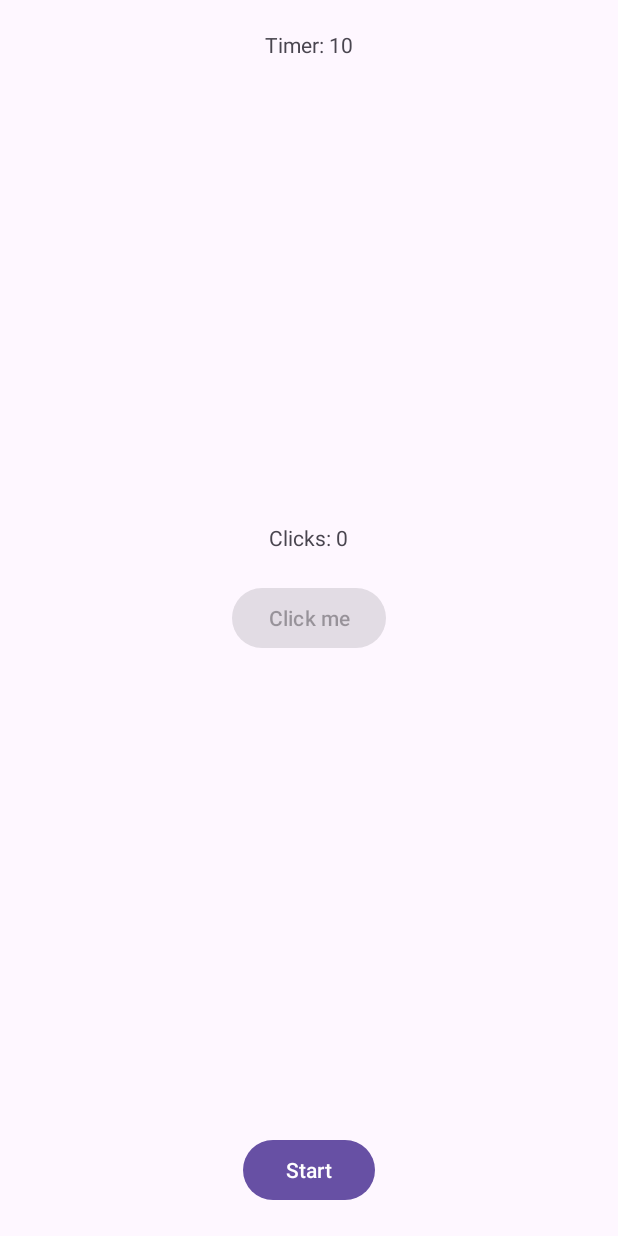
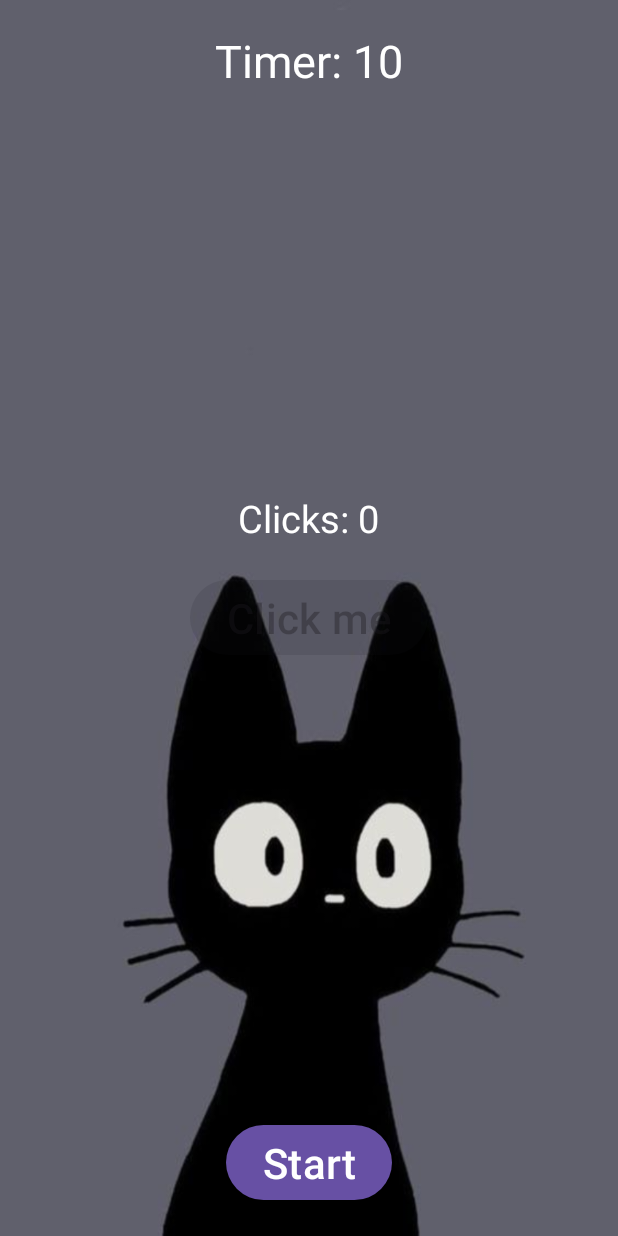
Before and after one commit to PransLoren/France-Opu-an-block3-Activity1, an Android app: the screen it shows after launch (MainActivity), on a phone screen of 412 x 824 dp. Run offline under Robolectric (Android 15) with nearby library versions, the phone set to English and light mode, and no system bars.

Commit message:
UI design improved.

```diff
--- a/app/src/main/res/layout/activity_main.xml
+++ b/app/src/main/res/layout/activity_main.xml
@@ -5,11 +5,13 @@
     android:layout_width = "match_parent"
     android:layout_height="match_parent"
     android:padding="20dp"
+    android:background = "@drawable/bgpic"
     tools:context=".MainActivity">
 
 
     <Button
         android:id="@+id/btn_start"
+        android:textSize="28sp"
         android:layout_width="wrap_content"
         android:layout_height="wrap_content"
         android:layout_alignParentBottom="true"
@@ -20,6 +22,7 @@
 
     <Button
         android:id="@+id/btn_click"
+        android:textSize="28sp"
         android:layout_width="wrap_content"
         android:layout_height="wrap_content"
         android:layout_centerInParent="true"
@@ -28,6 +31,8 @@
 
     <TextView
         android:id="@+id/timer"
+        android:textSize="30sp"
+        android:textColor="@color/white"
         android:layout_width="wrap_content"
         android:layout_height="wrap_content"
         android:layout_alignParentTop="true"
@@ -37,6 +42,8 @@
 
     <TextView
         android:id="@+id/clicks"
+        android:textColor="@color/white"
+        android:textSize="25sp"
         android:layout_above="@id/btn_click"
         android:layout_marginBottom="20dp"
         android:layout_width="wrap_content"
```
Also changed, not shown: app/src/main/res/drawable/bgpic.jpg (added).
